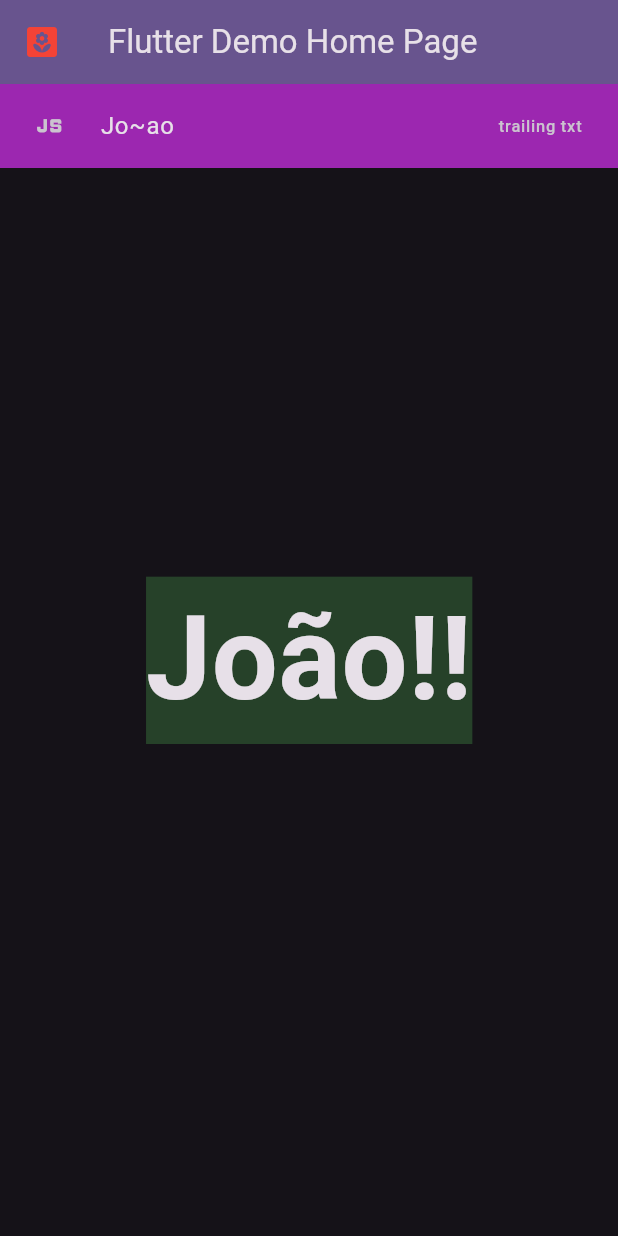
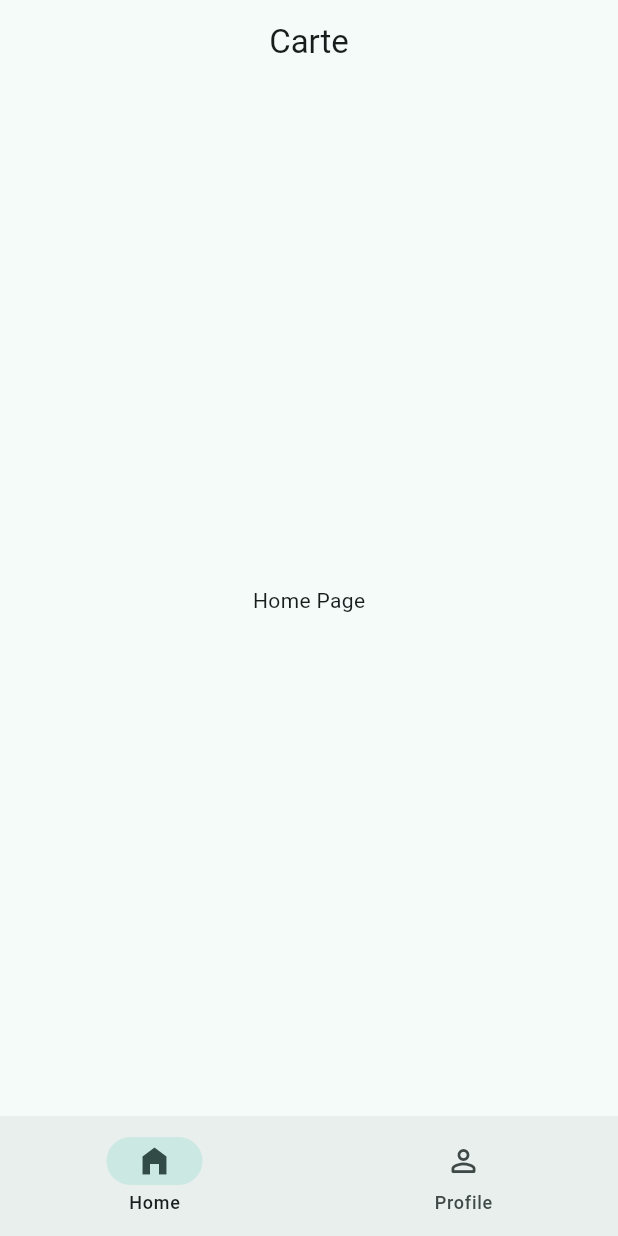
Before and after one commit to ericksgmes/carte, a Flutter app: the screen it shows after launch, on a phone screen of 412 x 824 dp. Run offline on Flutter 3.47's test engine with Material 3 defaults, Android fonts, the light colour scheme and no system bars.

Commit message:
feat: big commit, separate widgets and make a simple navbar with two pages

```diff
--- /dev/null
+++ b/lib/data/notifiers.dart
@@ -0,0 +1,6 @@
+// ValueNotifier -> holds the data
+// ValueListenableBuilder -> listens to the data (dont need setstate)
+
+import 'package:flutter/material.dart';
+
+ValueNotifier<int> selectedPageNotifier = ValueNotifier<int>(0);
--- a/lib/main.dart
+++ b/lib/main.dart
@@ -1,75 +1,32 @@
+import 'package:carte/views/widget_tree.dart';
 import 'package:flutter/material.dart';
 
 void main() {
-  runApp(const MyApp());
+  runApp(const Carte());
 }
 
-String name = 'nome da silva';
-int idade = 2;
-double dinheiro = 1299.99;
-List<String> items = ['um', '2'];
-Map<String, dynamic> numerosTelefone = {'joao': 22399999, 'carlos': '23245454'};
+// Material App (StateFull)
+// Scaffold
+// App title
+// Bottom nav bar -> SetState
 
-class MyApp extends StatelessWidget {
-  const MyApp({super.key});
+class Carte extends StatefulWidget {
+  const Carte({super.key});
 
+  @override
+  State<Carte> createState() => _CarteState();
+}
+
+class _CarteState extends State<Carte> {
   @override
   Widget build(BuildContext context) {
     return MaterialApp(
       debugShowCheckedModeBanner: false,
-      title: 'Flutter Demo',
       theme: ThemeData(
-        colorScheme: ColorScheme.fromSeed(
-          seedColor: Colors.deepPurple,
-          brightness: Brightness.dark,
-        ),
+        colorScheme: ColorScheme.fromSeed(seedColor: Colors.teal),
+        brightness: Brightness.light
       ),
-      home: const MyHomePage(title: 'Flutter Demo Home Page'),
+      home: WidgetTree()
     );
   }
 }
-
-class MyHomePage extends StatefulWidget {
-  const MyHomePage({super.key, required this.title});
-
-  final String title;
-
-  @override
-  State<MyHomePage> createState() => _MyHomePageState();
-}
-
-class _MyHomePageState extends State<MyHomePage> {
-  @override
-  Widget build(BuildContext context) {
-    return Scaffold(
-      appBar: AppBar(
-        backgroundColor: Theme.of(context).colorScheme.inversePrimary,
-        title: Text(widget.title),
-        leading: Icon(Icons.yard_rounded, color: Colors.red),
-      ),
-      body: Stack(
-        children: [
-          Center(
-            child: Text(
-              "João!!",
-              style: TextStyle(
-                fontSize: 78,
-                backgroundColor: Colors.green.withValues(alpha: 0.3),
-                fontWeight: FontWeight.bold,
-              ),
-            ),
-          ),
-          ListTile(
-            leading: Icon(Icons.javascript_outlined, size: 35,),
-            tileColor: Colors.purple,
-            title: Text("Jo~ao"),
-            trailing: Text("trailing txt"),
-            onTap: () {
-              print("voce clicou dos santos!");
-            },
-          )
-        ],
-      ),
-    );
-  }
-}
--- /dev/null
+++ b/lib/views/pages/home_page.dart
@@ -0,0 +1,12 @@
+import 'package:flutter/material.dart';
+
+class HomePage extends StatelessWidget {
+  const HomePage({super.key});
+
+  @override
+  Widget build(BuildContext context) {
+    return Center(
+      child: Text('Home Page'),
+    );
+  }
+}
--- /dev/null
+++ b/lib/views/pages/profile_page.dart
@@ -0,0 +1,12 @@
+import 'package:flutter/material.dart';
+
+class ProfilePage extends StatelessWidget {
+  const ProfilePage({super.key});
+
+  @override
+  Widget build(BuildContext context) {
+    return Center(
+      child: Text('Profile Page'),
+    );
+  }
+}
--- /dev/null
+++ b/lib/views/widget_tree.dart
@@ -0,0 +1,25 @@
+import 'package:carte/data/notifiers.dart';
+import 'package:carte/views/pages/home_page.dart';
+import 'package:carte/views/pages/profile_page.dart';
+import 'package:carte/views/widgets/navbar_widget.dart';
+import 'package:flutter/material.dart';
+
+List<Widget> pages = [HomePage(), ProfilePage()];
+
+class WidgetTree extends StatelessWidget {
+  const WidgetTree({super.key});
+
+  @override
+  Widget build(BuildContext context) {
+    return Scaffold(
+      appBar: AppBar(title: Text('Carte'), centerTitle: true),
+      body: ValueListenableBuilder<int>(
+        valueListenable: selectedPageNotifier,
+        builder: (context, value, child) {
+          return pages.elementAt(value);
+        },
+      ),
+      bottomNavigationBar: NavbarWidget(),
+    );
+  }
+}
--- /dev/null
+++ b/lib/views/widgets/navbar_widget.dart
@@ -0,0 +1,29 @@
+import 'package:carte/data/notifiers.dart';
+import 'package:flutter/material.dart';
+
+class NavbarWidget extends StatelessWidget {
+  const NavbarWidget({super.key});
+
+  @override
+  Widget build(BuildContext context) {
+    return ValueListenableBuilder<int>(
+      valueListenable: selectedPageNotifier,
+      builder: (context, selectedPage, child) {
+        return NavigationBar(
+          destinations: [
+            NavigationDestination(icon: Icon(Icons.home_filled), label: 'Home'),
+            NavigationDestination(
+              icon: Icon(Icons.person_outline_rounded),
+              label: 'Profile',
+            ),
+          ],
+          onDestinationSelected: (int value) {
+            selectedPageNotifier.value = value;
+          },
+          selectedIndex: selectedPage,
+
+        );
+      },
+    );
+  }
+}
```
Also changed, not shown: 1 other file.
